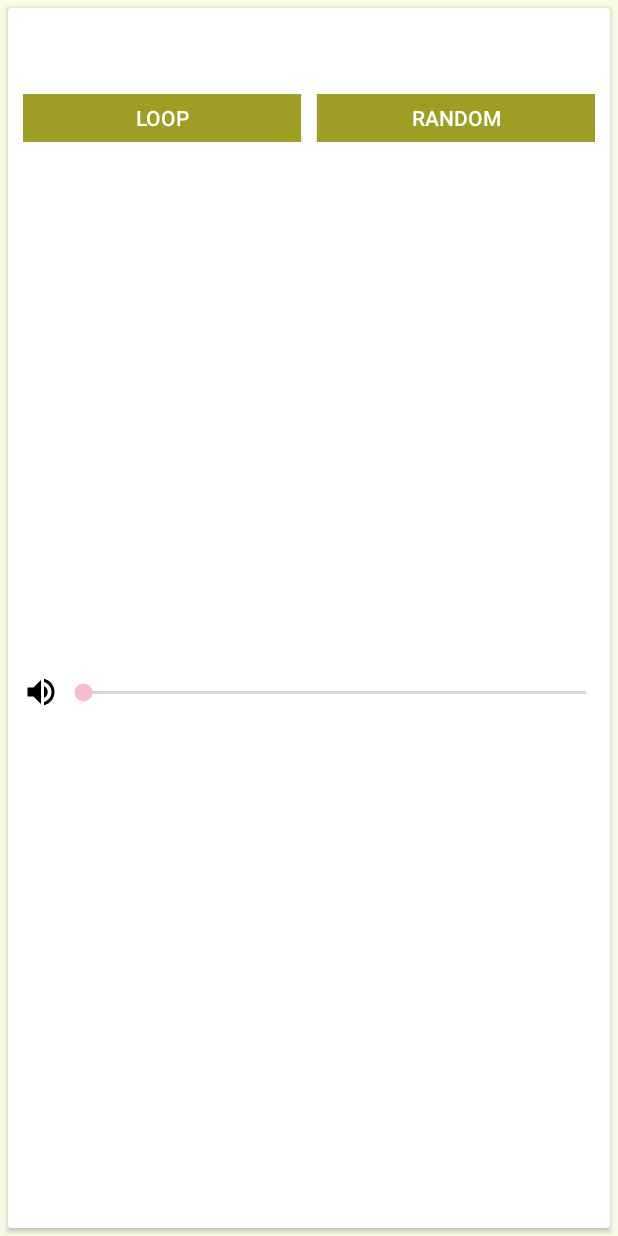
After one commit to mikkopiu/android-adv-project, an Android app: the layout create_soundscape_list_item.xml on its own in the app's theme, with its tools: preview values and no code run, on a phone screen of 412 x 824 dp. The commit adds this screen. Run offline under Robolectric (Android 15) with nearby library versions, the phone set to English and light mode, and no system bars.

Commit message:
CardView and adapter for create-view

```diff
--- a/app/src/main/java/fi/metropolia/yellow_spaceship/androidadvproject/adapters/SoundListAdapter.java
+++ b/app/src/main/java/fi/metropolia/yellow_spaceship/androidadvproject/adapters/SoundListAdapter.java
@@ -93,7 +93,7 @@ public class SoundListAdapter extends RecyclerView.Adapter<SoundListAdapter.View
 
     @Override
     public void onBindViewHolder(final SoundListAdapter.ViewHolder holder, int position) {
-        final DAMSound item = mDataSet.get(position);
+        DAMSound item = mDataSet.get(position);
 
         // Find the views in the layout
         TextView textView = (TextView) holder.itemView.findViewById(R.id.sound_library_list_text);
--- /dev/null
+++ b/app/src/main/res/drawable/ic_volume_up_black_24dp.xml
@@ -0,0 +1,9 @@
+<vector xmlns:android="http://schemas.android.com/apk/res/android"
+        android:width="24dp"
+        android:height="24dp"
+        android:viewportWidth="24.0"
+        android:viewportHeight="24.0">
+    <path
+        android:fillColor="#FF000000"
+        android:pathData="M3,9v6h4l5,5V4L7,9H3zm13.5,3c0,-1.77 -1.02,-3.29 -2.5,-4.03v8.05c1.48,-0.73 2.5,-2.25 2.5,-4.02zM14,3.23v2.06c2.89,0.86 5,3.54 5,6.71s-2.11,5.85 -5,6.71v2.06c4.01,-0.91 7,-4.49 7,-8.77s-2.99,-7.86 -7,-8.77z"/>
+</vector>
--- /dev/null
+++ b/app/src/main/res/layout/create_soundscape_list_item.xml
@@ -0,0 +1,90 @@
+<?xml version="1.0" encoding="utf-8"?>
+<android.support.v7.widget.CardView xmlns:android="http://schemas.android.com/apk/res/android"
+    android:layout_width="match_parent"
+    android:layout_height="match_parent"
+    android:layout_margin="5dp">
+
+    <RelativeLayout
+        android:layout_width="match_parent"
+        android:layout_height="match_parent">
+
+        <TextView
+            android:id="@+id/sound_title"
+            android:layout_width="match_parent"
+            android:layout_height="wrap_content"
+            android:layout_alignParentTop="true"
+            android:layout_margin="10dp"
+            android:text=""
+            android:textSize="@dimen/abc_text_size_title_material" />
+
+        <LinearLayout
+            android:id="@+id/button_row"
+            android:layout_width="fill_parent"
+            android:layout_height="wrap_content"
+            android:layout_below="@id/sound_title"
+            android:orientation="horizontal"
+            android:padding="10dp">
+
+            <Button
+                android:id="@+id/loop_btn"
+                android:layout_width="fill_parent"
+                android:layout_height="wrap_content"
+                android:layout_marginEnd="5dp"
+                android:layout_marginRight="5dp"
+                android:layout_weight="1"
+                android:background="@color/pri_dark"
+                android:minHeight="32dp"
+                android:text="@string/create_loop_btn"
+                android:textAllCaps="true"
+                android:textColor="@color/abc_primary_text_disable_only_material_dark" />
+
+            <Button
+                android:id="@+id/random_btn"
+                android:layout_width="fill_parent"
+                android:layout_height="wrap_content"
+                android:layout_marginLeft="5dp"
+                android:layout_marginStart="5dp"
+                android:layout_weight="1"
+                android:background="@color/pri_dark"
+                android:minHeight="32dp"
+                android:text="@string/create_random_btn"
+                android:textAllCaps="true"
+                android:textColor="@color/abc_primary_text_disable_only_material_dark" />
+
+        </LinearLayout>
+
+        <LinearLayout
+            android:layout_width="fill_parent"
+            android:layout_height="wrap_content"
+            android:layout_alignParentBottom="true"
+            android:layout_below="@id/button_row"
+            android:orientation="horizontal">
+
+            <ImageView
+                android:id="@+id/volume_slider_icon"
+                android:layout_width="wrap_content"
+                android:layout_height="wrap_content"
+                android:layout_gravity="center_vertical"
+                android:layout_marginBottom="10dp"
+                android:layout_marginEnd="0dp"
+                android:layout_marginLeft="10dp"
+                android:layout_marginRight="0dp"
+                android:layout_marginStart="10dp"
+                android:layout_marginTop="10dp"
+                android:contentDescription="@string/volume_slider_description"
+                android:src="@drawable/ic_volume_up_black_24dp" />
+
+            <SeekBar
+                android:id="@+id/volume_slider"
+                android:layout_width="fill_parent"
+                android:layout_height="wrap_content"
+                android:layout_gravity="center_vertical"
+                android:max="10"
+                android:paddingBottom="10dp"
+                android:paddingTop="10dp" />
+
+        </LinearLayout>
+
+    </RelativeLayout>
+
+</android.support.v7.widget.CardView>
--- a/app/src/main/res/values/strings.xml
+++ b/app/src/main/res/values/strings.xml
@@ -27,5 +27,8 @@
     <string name="fab_sound_library">Sound library</string>
     <string name="create_play_btn_description">Play soundscape</string>
     <string name="create_save_btn">Save</string>
+    <string name="volume_slider_description">Volume slider</string>
+    <string name="create_loop_btn">Loop</string>
+    <string name="create_random_btn">Random</string>
 
 </resources>
```
Also changed, not shown: app/src/main/java/fi/metropolia/yellow_spaceship/androidadvproject/CreateSoundscapeActivity.java (+58 -4 lines), app/src/main/java/fi/metropolia/yellow_spaceship/androidadvproject/adapters/SoundCardViewAdapter.java (added, +57 -0 lines), app/src/main/res/layout/activity_create_soundscape.xml (+11 -2 lines).
